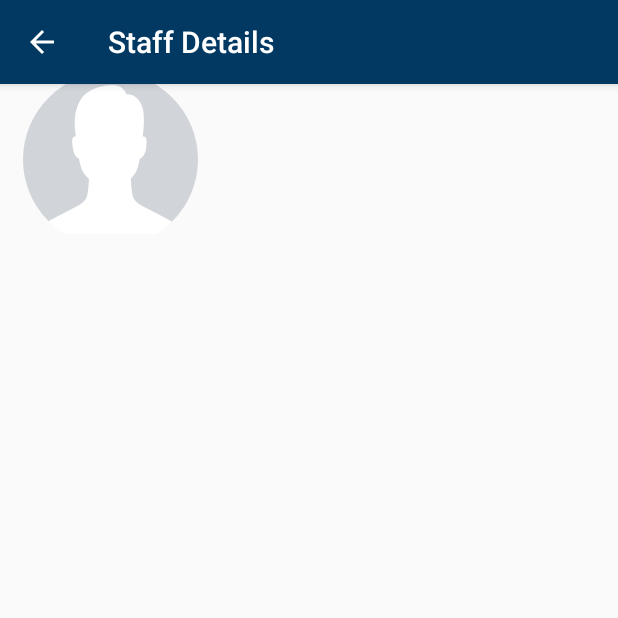
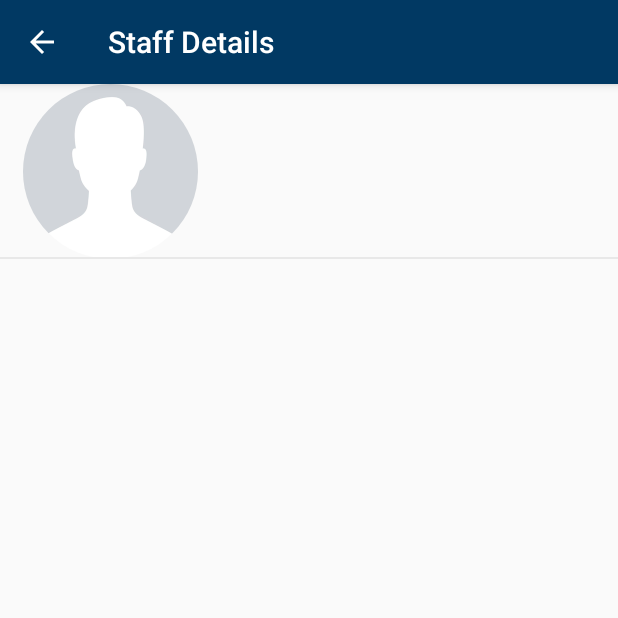
Before and after one commit to dan0v/USB-Team-22, an Android app: the StaffMemberActivity screen opened directly, with no data from a screen before it, on a phone screen of 412 x 824 dp, the top half of it. Run offline under Robolectric (Android 15) with nearby library versions, the phone set to English and light mode, and no system bars; 6 statements that could not run were skipped.

Commit message:
Cleanup of StaffMemberActivity

```diff
--- a/app/src/main/java/uk/ac/newcastle/team22/usb/coreUSB/USBUpdateManager.java
+++ b/app/src/main/java/uk/ac/newcastle/team22/usb/coreUSB/USBUpdateManager.java
@@ -21,7 +21,7 @@ import uk.ac.newcastle.team22.usb.navigation.Node;
 public class USBUpdateManager {
 
     /** Boolean value whether the cache is enabled. Used for debugging purposes. */
-    private static final boolean CACHED_ENABLED = false;
+    private static final boolean CACHED_ENABLED = true;
 
     /** The exception to throw when a cached version of the Urban Sciences Building is not available. */
     public class USBNoCachedVersionAvailable extends Exception {}
--- a/app/src/main/res/layout/card_view_staff_member_contact.xml
+++ b/app/src/main/res/layout/card_view_staff_member_contact.xml
@@ -10,9 +10,7 @@
         android:layout_centerVertical="true"
         android:layout_marginRight="6dip"
         android:layout_marginLeft="15dp"
-        android:paddingTop="10dp"
         android:tint="@color/colorPrimary"
-        android:paddingBottom="10dp"
         android:src="@drawable/email" />
 
     <TextView
--- a/app/src/main/res/layout/card_view_staff_member_title.xml
+++ b/app/src/main/res/layout/card_view_staff_member_title.xml
@@ -1,7 +1,8 @@
 <?xml version="1.0" encoding="utf-8"?>
 <RelativeLayout xmlns:android="http://schemas.android.com/apk/res/android"
     android:layout_width="fill_parent"
-    android:layout_height="100dp">
+    android:layout_height="wrap_content"
+    android:layout_marginBottom="11dp">
 
     <ImageView
         android:id="@+id/staffMemberProfilePictureImageView"
@@ -24,11 +25,16 @@
         android:layout_alignParentBottom="true"
         android:layout_alignWithParentIfMissing="true"
         android:layout_toRightOf="@id/staffMemberProfilePictureImageView"
-        android:layout_marginLeft="10dp"
-        android:paddingTop="18dp"
-        android:paddingBottom="20dp"
-        android:gravity="center_vertical"
+        android:layout_marginLeft="12dp"
+        android:paddingTop="34dp"
+        android:paddingBottom="34dp"
         android:text="Staff Member Name"
         android:textAppearance="@style/TextAppearance.AppCompat.SearchResult.Title" />
 
+    <View
+        android:layout_width="match_parent"
+        android:layout_height="1dp"
+        android:background="#E8E8E8"
+        android:layout_alignParentBottom="true"/>
+
 </RelativeLayout>
```
Also changed, not shown: app/src/main/java/uk/ac/newcastle/team22/usb/fragments/CafeFragment.java (+9 -1 lines).
